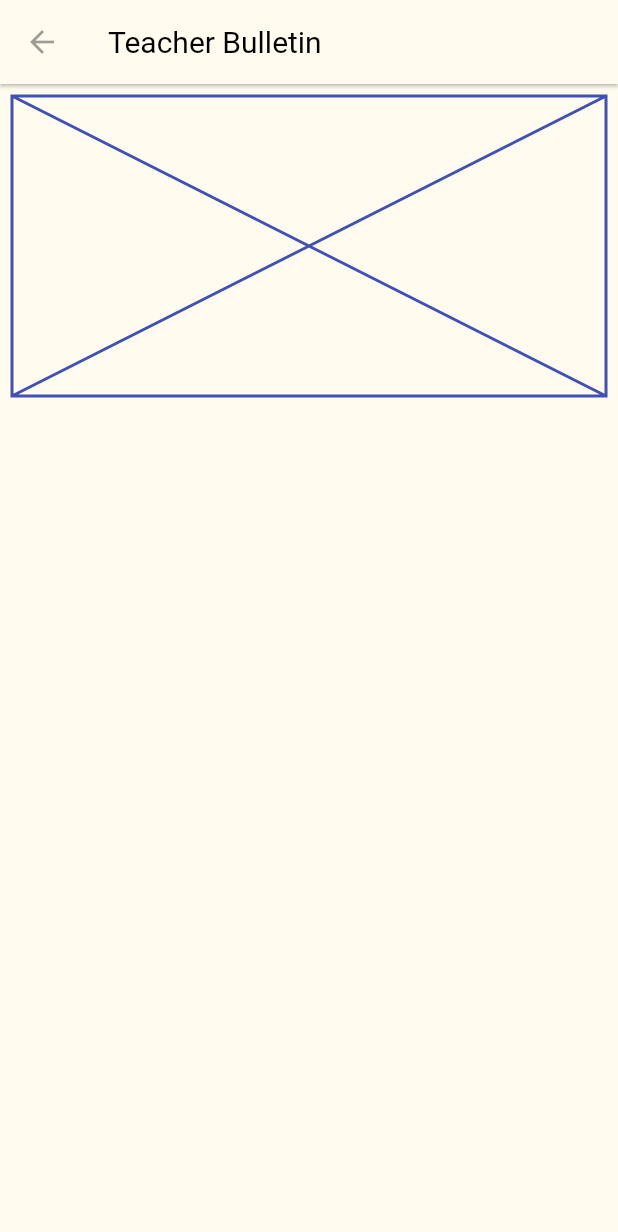
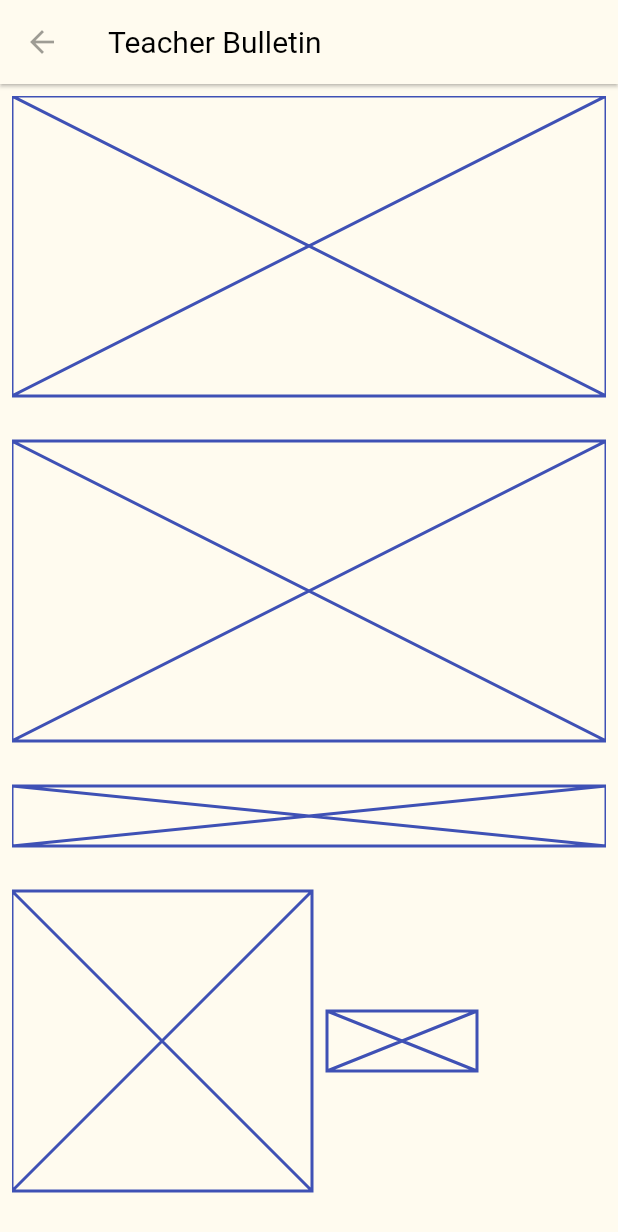
Before and after one commit to FA21-CSCE4623-tstApp/FA21-tstApp, a Flutter app: the TeacherBulletin screen opened by its route, on a phone screen of 412 x 824 dp. Shown: the top 1232 px of the screen. Run offline on Flutter 3.47's test engine with Material 2 defaults, Android fonts, the phone set to English and light mode, and no system bars; our stand-ins replace firebase_core, font_awesome_flutter, material_design_icons_flutter, table_calendar; accounts and stored records are empty.

Commit message:
main: added a dart file for Teacher Bulletin and global/local styles

```diff
--- a/tst_app/lib/resources/teacher_bulletin.dart
+++ b/tst_app/lib/resources/teacher_bulletin.dart
@@ -29,8 +29,42 @@ class TeacherBulletin extends StatelessWidget {
           fallbackWidth: 100.0,
           fallbackHeight: 200.0,
           color: Colors.indigo
-        )
+        ),
+      SizedBox(height: 30.0,),
+      Placeholder(
+          fallbackWidth: 100.0,
+          fallbackHeight: 200.0,
+          color: Colors.indigo
+      ),
+      SizedBox(height: 30.0,),
+      Placeholder(
+          fallbackWidth: 100.0,
+          fallbackHeight: 40.0,
+          color: Colors.indigo
+      ),
+      SizedBox(height: 30.0,),
+      Row(
+        children: [
+          Placeholder(
+              fallbackWidth: 200.0,
+              fallbackHeight: 200.0,
+              color: Colors.indigo
+          ),
+          SizedBox(width: 10.0,),
+          Placeholder(
+              fallbackWidth: 100.0,
+              fallbackHeight: 40.0,
+              color: Colors.indigo
+          ),
+        ],),
+      SizedBox(height: 30.0,),
+      Placeholder(
+          fallbackWidth: 100.0,
+          fallbackHeight: 200.0,
+          color: Colors.indigo
+      ),
           ],
+
             ),),
           ],
         ),
--- /dev/null
+++ b/tst_app/lib/styles.dart
@@ -0,0 +1 @@
+import 'package:flutter/material.dart';
```
